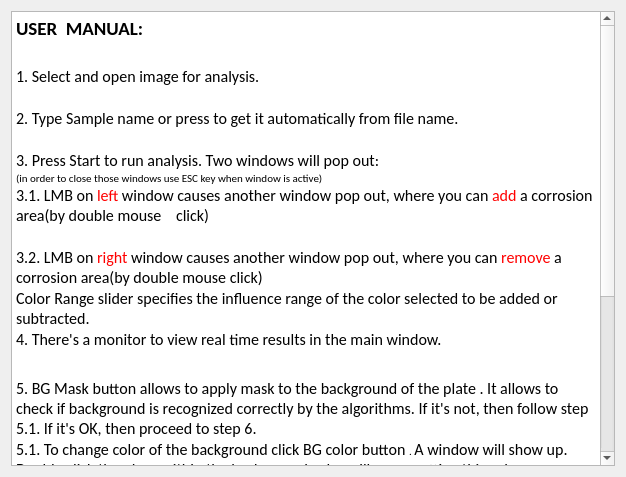
Nerfit/Rust_app, file help.ui: the form before one commit.
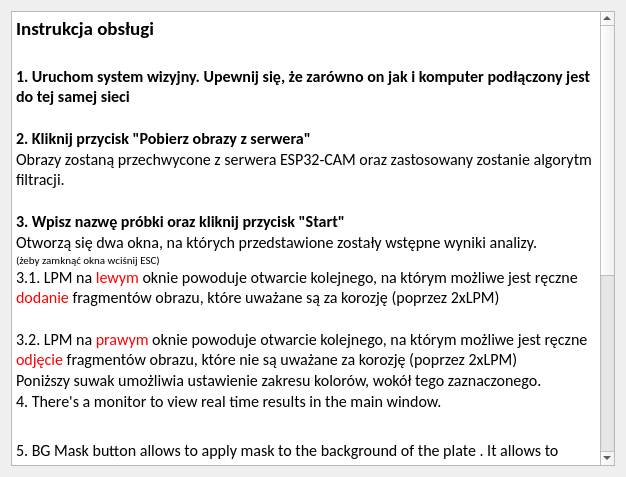
The form after the commit. Icons and pictures are not drawn.

Patch:
```diff
--- a/help.ui
+++ b/help.ui
@@ -26,19 +26,21 @@
 &lt;html&gt;&lt;head&gt;&lt;meta name=&quot;qrichtext&quot; content=&quot;1&quot; /&gt;&lt;style type=&quot;text/css&quot;&gt;
 p, li { white-space: pre-wrap; }
 &lt;/style&gt;&lt;/head&gt;&lt;body style=&quot; font-family:'Calibri'; font-size:8.25pt; font-weight:400; font-style:normal;&quot;&gt;
-&lt;p style=&quot; margin-top:0px; margin-bottom:0px; margin-left:0px; margin-right:0px; -qt-block-indent:0; text-indent:0px;&quot;&gt;&lt;span style=&quot; font-size:14pt; font-weight:600;&quot;&gt;USER  MANUAL:&lt;/span&gt;&lt;/p&gt;
+&lt;p style=&quot; margin-top:0px; margin-bottom:0px; margin-left:0px; margin-right:0px; -qt-block-indent:0; text-indent:0px;&quot;&gt;&lt;span style=&quot; font-size:14pt; font-weight:600;&quot;&gt;Instrukcja obsługi&lt;/span&gt;&lt;/p&gt;
 &lt;p style=&quot;-qt-paragraph-type:empty; margin-top:0px; margin-bottom:0px; margin-left:0px; margin-right:0px; -qt-block-indent:0; text-indent:0px; font-size:14pt; font-weight:600;&quot;&gt;&lt;br /&gt;&lt;/p&gt;
-&lt;p style=&quot; margin-top:0px; margin-bottom:0px; margin-left:0px; margin-right:0px; -qt-block-indent:0; text-indent:0px;&quot;&gt;&lt;span style=&quot; font-size:12pt;&quot;&gt;1. Select and open image for analysis.&lt;/span&gt;&lt;/p&gt;
+&lt;p style=&quot; margin-top:0px; margin-bottom:0px; margin-left:0px; margin-right:0px; -qt-block-indent:0; text-indent:0px;&quot;&gt;&lt;span style=&quot; font-size:12pt; font-weight:600;&quot;&gt;1. Uruchom system wizyjny. Upewnij się, że zarówno on jak i komputer podłączony jest do tej samej sieci&lt;/span&gt;&lt;/p&gt;
 &lt;p style=&quot;-qt-paragraph-type:empty; margin-top:0px; margin-bottom:0px; margin-left:0px; margin-right:0px; -qt-block-indent:0; text-indent:0px; font-size:12pt;&quot;&gt;&lt;br /&gt;&lt;/p&gt;
-&lt;p style=&quot; margin-top:0px; margin-bottom:0px; margin-left:0px; margin-right:0px; -qt-block-indent:0; text-indent:0px;&quot;&gt;&lt;span style=&quot; font-size:12pt;&quot;&gt;2. Type Sample name or press &lt;/span&gt;&lt;img src=&quot;:/Open/Icons/GetName.PNG&quot; /&gt;&lt;span style=&quot; font-size:12pt;&quot;&gt;to get it automatically from file name.&lt;/span&gt;&lt;/p&gt;
+&lt;p style=&quot; margin-top:0px; margin-bottom:0px; margin-left:0px; margin-right:0px; -qt-block-indent:0; text-indent:0px;&quot;&gt;&lt;span style=&quot; font-size:12pt; font-weight:600;&quot;&gt;2. Kliknij przycisk &amp;quot;Pobierz obrazy z serwera&amp;quot;&lt;/span&gt;&lt;/p&gt;
+&lt;p style=&quot; margin-top:0px; margin-bottom:0px; margin-left:0px; margin-right:0px; -qt-block-indent:0; text-indent:0px;&quot;&gt;&lt;span style=&quot; font-size:12pt;&quot;&gt;Obrazy zostaną przechwycone z serwera ESP32-CAM oraz zastosowany zostanie algorytm filtracji.&lt;/span&gt;&lt;/p&gt;
 &lt;p style=&quot;-qt-paragraph-type:empty; margin-top:0px; margin-bottom:0px; margin-left:0px; margin-right:0px; -qt-block-indent:0; text-indent:0px; font-size:12pt;&quot;&gt;&lt;br /&gt;&lt;/p&gt;
-&lt;p style=&quot; margin-top:0px; margin-bottom:0px; margin-left:0px; margin-right:0px; -qt-block-indent:0; text-indent:0px;&quot;&gt;&lt;span style=&quot; font-size:12pt;&quot;&gt;3. Press Start to run analysis. Two windows will pop out:&lt;/span&gt;&lt;/p&gt;
+&lt;p style=&quot; margin-top:0px; margin-bottom:0px; margin-left:0px; margin-right:0px; -qt-block-indent:0; text-indent:0px;&quot;&gt;&lt;span style=&quot; font-size:12pt; font-weight:600;&quot;&gt;3. Wpisz nazwę próbki oraz kliknij przycisk &amp;quot;Start&amp;quot;&lt;/span&gt;&lt;/p&gt;
+&lt;p style=&quot; margin-top:0px; margin-bottom:0px; margin-left:0px; margin-right:0px; -qt-block-indent:0; text-indent:0px;&quot;&gt;&lt;span style=&quot; font-size:12pt;&quot;&gt;Otworzą się dwa okna, na których przedstawione zostały wstępne wyniki analizy.&lt;/span&gt;&lt;/p&gt;
 &lt;p style=&quot; margin-top:0px; margin-bottom:0px; margin-left:0px; margin-right:0px; -qt-block-indent:0; text-indent:0px;&quot;&gt;&lt;img src=&quot;:/Open/Icons/Okna_P_i_R.PNG&quot; /&gt;&lt;/p&gt;
-&lt;p style=&quot; margin-top:0px; margin-bottom:0px; margin-left:0px; margin-right:0px; -qt-block-indent:0; text-indent:0px;&quot;&gt;(in order to close those windows use ESC key when window is active)&lt;/p&gt;
-&lt;p style=&quot; margin-top:0px; margin-bottom:0px; margin-left:0px; margin-right:0px; -qt-block-indent:0; text-indent:0px;&quot;&gt;&lt;span style=&quot; font-size:12pt;&quot;&gt;3.1. LMB on &lt;/span&gt;&lt;span style=&quot; font-size:12pt; color:#ff0000;&quot;&gt;left&lt;/span&gt;&lt;span style=&quot; font-size:12pt;&quot;&gt; window causes another window pop out, where you can &lt;/span&gt;&lt;span style=&quot; font-size:12pt; color:#ff0000;&quot;&gt;add&lt;/span&gt;&lt;span style=&quot; font-size:12pt;&quot;&gt; a corrosion area(by double mouse 	click)&lt;/span&gt;&lt;/p&gt;
+&lt;p style=&quot; margin-top:0px; margin-bottom:0px; margin-left:0px; margin-right:0px; -qt-block-indent:0; text-indent:0px;&quot;&gt;(żeby zamknąć okna wciśnij ESC)&lt;/p&gt;
+&lt;p style=&quot; margin-top:0px; margin-bottom:0px; margin-left:0px; margin-right:0px; -qt-block-indent:0; text-indent:0px;&quot;&gt;&lt;span style=&quot; font-size:12pt;&quot;&gt;3.1. LPM na &lt;/span&gt;&lt;span style=&quot; font-size:12pt; color:#ff0000;&quot;&gt;lewym&lt;/span&gt;&lt;span style=&quot; font-size:12pt;&quot;&gt; oknie powoduje otwarcie kolejnego, na którym możliwe jest ręczne &lt;/span&gt;&lt;span style=&quot; font-size:12pt; color:#ff0000;&quot;&gt;dodanie&lt;/span&gt;&lt;span style=&quot; font-size:12pt;&quot;&gt; fragmentów obrazu, które uważane są za korozję (poprzez 2xLPM)&lt;/span&gt;&lt;/p&gt;
 &lt;p style=&quot;-qt-paragraph-type:empty; margin-top:0px; margin-bottom:0px; margin-left:0px; margin-right:0px; -qt-block-indent:0; text-indent:0px; font-size:12pt;&quot;&gt;&lt;br /&gt;&lt;/p&gt;
-&lt;p style=&quot; margin-top:0px; margin-bottom:0px; margin-left:0px; margin-right:0px; -qt-block-indent:0; text-indent:0px;&quot;&gt;&lt;span style=&quot; font-size:12pt;&quot;&gt;3.2. LMB on &lt;/span&gt;&lt;span style=&quot; font-size:12pt; color:#ff0000;&quot;&gt;right&lt;/span&gt;&lt;span style=&quot; font-size:12pt;&quot;&gt; window causes another window pop out, where you can &lt;/span&gt;&lt;span style=&quot; font-size:12pt; color:#ff0000;&quot;&gt;remove&lt;/span&gt;&lt;span style=&quot; font-size:12pt;&quot;&gt; a corrosion area(by double mouse click)&lt;/span&gt;&lt;/p&gt;
-&lt;p style=&quot; margin-top:0px; margin-bottom:0px; margin-left:0px; margin-right:0px; -qt-block-indent:0; text-indent:0px;&quot;&gt;&lt;span style=&quot; font-size:12pt;&quot;&gt;Color Range slider specifies the influence range of the color selected to be added or subtracted.&lt;/span&gt;&lt;/p&gt;
+&lt;p style=&quot; margin-top:0px; margin-bottom:0px; margin-left:0px; margin-right:0px; -qt-block-indent:0; text-indent:0px;&quot;&gt;&lt;span style=&quot; font-size:12pt;&quot;&gt;3.2. LPM na &lt;/span&gt;&lt;span style=&quot; font-size:12pt; color:#ff0000;&quot;&gt;prawym&lt;/span&gt;&lt;span style=&quot; font-size:12pt;&quot;&gt; oknie powoduje otwarcie kolejnego, na którym możliwe jest ręczne &lt;/span&gt;&lt;span style=&quot; font-size:12pt; color:#ff0000;&quot;&gt;odjęcie&lt;/span&gt;&lt;span style=&quot; font-size:12pt;&quot;&gt; fragmentów obrazu, które nie są uważane za korozję (poprzez 2xLPM)&lt;/span&gt;&lt;/p&gt;
+&lt;p style=&quot; margin-top:0px; margin-bottom:0px; margin-left:0px; margin-right:0px; -qt-block-indent:0; text-indent:0px;&quot;&gt;&lt;span style=&quot; font-size:12pt;&quot;&gt;Poniższy suwak umożliwia ustawienie zakresu kolorów, wokół tego zaznaczonego.&lt;/span&gt;&lt;/p&gt;
 &lt;p style=&quot; margin-top:0px; margin-bottom:0px; margin-left:0px; margin-right:0px; -qt-block-indent:0; text-indent:0px;&quot;&gt;&lt;img src=&quot;:/Open/Icons/ColorRange.PNG&quot; /&gt;&lt;/p&gt;
 &lt;p style=&quot; margin-top:0px; margin-bottom:0px; margin-left:0px; margin-right:0px; -qt-block-indent:0; text-indent:0px;&quot;&gt;&lt;span style=&quot; font-size:12pt;&quot;&gt;4. There's a monitor to view real time results in the main window.&lt;/span&gt;&lt;/p&gt;
 &lt;p style=&quot; margin-top:0px; margin-bottom:0px; margin-left:0px; margin-right:0px; -qt-block-indent:0; text-indent:0px;&quot;&gt;&lt;img src=&quot;:/Open/Icons/Monitor.PNG&quot; /&gt;&lt;/p&gt;
```
Left out of the diff: 2 changed lines with no effect on the pictures.
